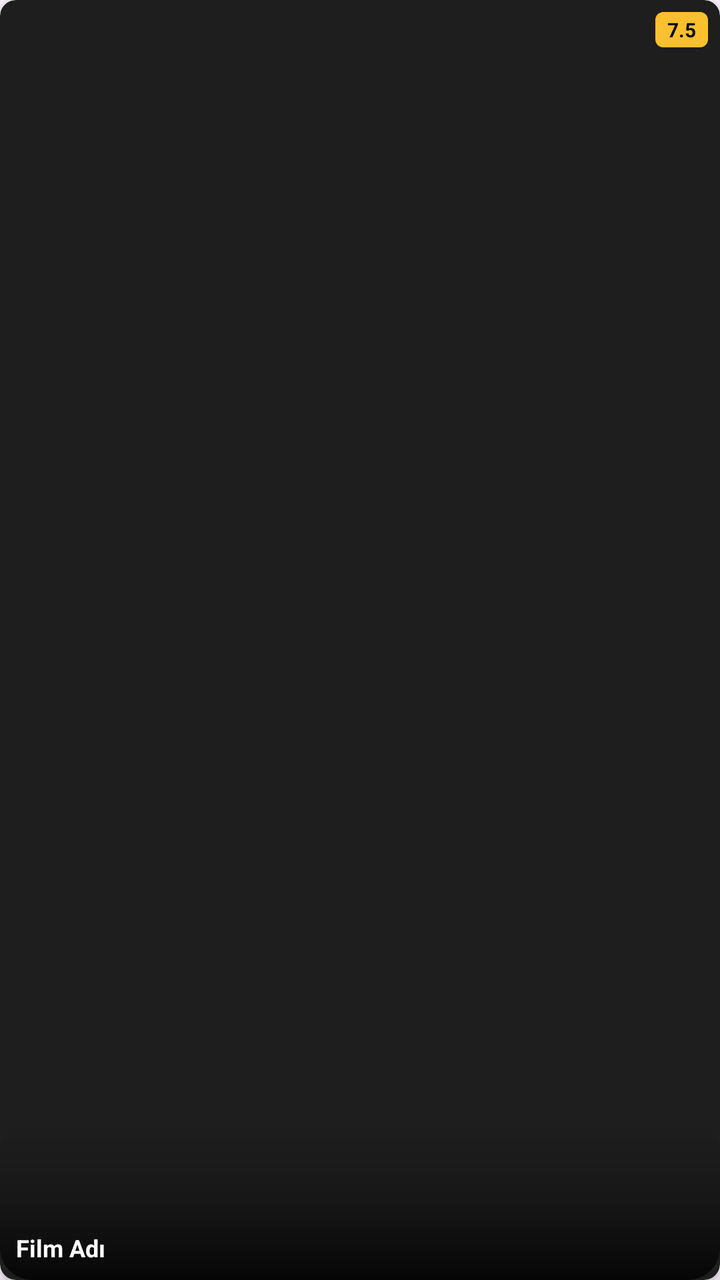
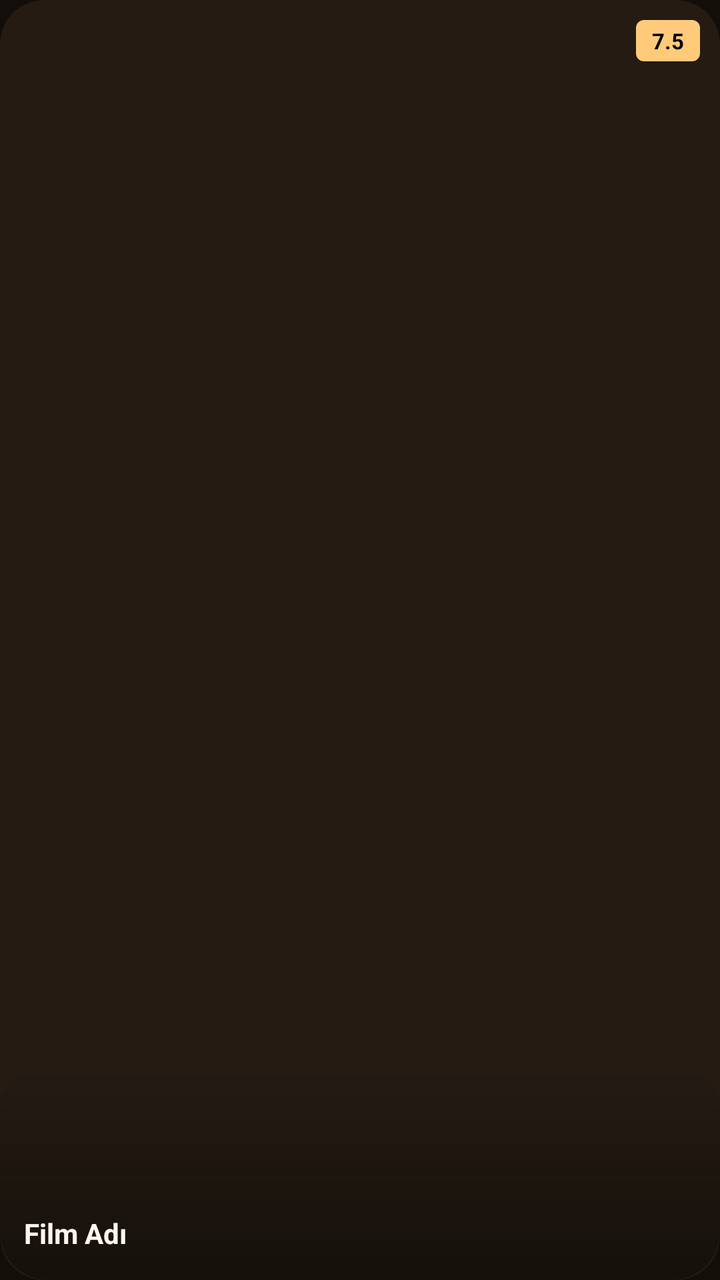

Screens rendered from an Android XML layout before and after an edit, with the pre-edit source and the edit as a unified diff.
<!-- AndroidManifest.xml: application theme Theme.UzunsIPTV -->
<!-- res/layout/item_vod.xml -->
<?xml version="1.0" encoding="utf-8"?>
<androidx.cardview.widget.CardView xmlns:android="http://schemas.android.com/apk/res/android"
    xmlns:app="http://schemas.android.com/apk/res-auto"
    android:layout_width="match_parent"
    android:layout_height="220dp"
    android:layout_margin="6dp"
    app:cardBackgroundColor="#1E1E1E"
    app:cardCornerRadius="8dp"
    app:cardElevation="4dp"
    android:clickable="true"
    android:focusable="true"
    android:foreground="@drawable/bg_universal_selector">
    <FrameLayout
        android:layout_width="match_parent"
        android:layout_height="match_parent">

        <ImageView
            android:id="@+id/imgPoster"
            android:layout_width="match_parent"
            android:layout_height="match_parent"
            android:src="@mipmap/ic_launcher"
            android:scaleType="centerCrop"/>

        <View
            android:layout_width="match_parent"
            android:layout_height="80dp"
            android:layout_gravity="bottom"
            android:background="@drawable/gradient_card_overlay"/>

        <TextView
            android:id="@+id/tvMovieName"
            android:layout_width="match_parent"
            android:layout_height="wrap_content"
            android:layout_gravity="bottom"
            android:padding="8dp"
            android:text="Film Adı"
            android:textColor="#FFFFFF"
            android:textSize="12sp"
            android:textStyle="bold"
            android:maxLines="2"
            android:ellipsize="end"/>

        <TextView
            android:id="@+id/tvRating"
            android:layout_width="wrap_content"
            android:layout_height="wrap_content"
            android:layout_gravity="top|end"
            android:layout_margin="6dp"
            android:background="@drawable/bg_live_badge"
            android:backgroundTint="#FBC02D"
            android:text="7.5"
            android:textColor="#000000"
            android:textSize="10sp"
            android:textStyle="bold"
            android:paddingHorizontal="6dp"
            android:paddingVertical="2dp"/>

    </FrameLayout>
</androidx.cardview.widget.CardView>
<!-- resources referenced by this layout -->
<resources>
  <!-- drawable bg_live_badge (drawable) -->
  <?xml version="1.0" encoding="utf-8"?>
  <shape xmlns:android="http://schemas.android.com/apk/res/android">
      <solid android:color="#D50000"/> <corners android:radius="4dp"/>
  </shape>
  <!-- drawable bg_universal_selector (drawable) -->
  <?xml version="1.0" encoding="utf-8"?>
  <selector xmlns:android="http://schemas.android.com/apk/res/android">
  
      <item android:state_focused="true">
          <shape android:shape="rectangle">
              <solid android:color="#15FFFFFF"/> <stroke android:width="2dp" android:color="#FFFFFF" /> <corners android:radius="12dp" />
          </shape>
      </item>
  
      <item android:state_pressed="true">
          <shape android:shape="rectangle">
              <solid android:color="#00000000"/> <stroke android:width="3dp" android:color="#03DAC5" /> <corners android:radius="12dp" />
          </shape>
      </item>
  
      <item>
          <shape android:shape="rectangle">
              <solid android:color="#00000000"/>
              <stroke android:width="0dp" android:color="#00000000" />
              <corners android:radius="12dp" />
          </shape>
      </item>
  </selector>
  <!-- drawable gradient_card_overlay (drawable) -->
  <?xml version="1.0" encoding="utf-8"?>
  <shape xmlns:android="http://schemas.android.com/apk/res/android">
      <gradient
          android:angle="90"
          android:startColor="#CC000000"
          android:centerColor="#40000000"
          android:endColor="#00000000"
          android:type="linear" />
      <corners android:radius="16dp"/>
  </shape>
  <style name="Theme.UzunsIPTV" parent="Base.Theme.UzunsIPTV" />
  <color name="ic_launcher_background">#0F0F0F</color>
  <!-- drawable ic_launcher_foreground (drawable) -->
  <?xml version="1.0" encoding="utf-8"?>
  <bitmap xmlns:android="http://schemas.android.com/apk/res/android"
      android:src="@drawable/ic_app_logo"
      android:gravity="center" />
  <style name="Base.Theme.UzunsIPTV" parent="Theme.Material3.DayNight.NoActionBar">
          
          
      </style>
  <!-- unchanged entries left out for length: 2 -->
</resources>

<!-- the commit's change to res/layout/item_vod.xml (unified diff, before → after) -->
@@ -2,11 +2,11 @@
 <androidx.cardview.widget.CardView xmlns:android="http://schemas.android.com/apk/res/android"
     xmlns:app="http://schemas.android.com/apk/res-auto"
     android:layout_width="match_parent"
-    android:layout_height="220dp"
-    android:layout_margin="6dp"
-    app:cardBackgroundColor="#1E1E1E"
-    app:cardCornerRadius="8dp"
-    app:cardElevation="4dp"
+    android:layout_height="248dp"
+    android:layout_margin="8dp"
+    app:cardBackgroundColor="@color/app_card"
+    app:cardCornerRadius="22dp"
+    app:cardElevation="0dp"
     android:clickable="true"
     android:focusable="true"
     android:foreground="@drawable/bg_universal_selector">
@@ -23,7 +23,7 @@
 
         <View
             android:layout_width="match_parent"
-            android:layout_height="80dp"
+            android:layout_height="110dp"
             android:layout_gravity="bottom"
             android:background="@drawable/gradient_card_overlay"/>
 
@@ -32,10 +32,12 @@
             android:layout_width="match_parent"
             android:layout_height="wrap_content"
             android:layout_gravity="bottom"
-            android:padding="8dp"
+            android:paddingHorizontal="12dp"
+            android:paddingTop="28dp"
+            android:paddingBottom="14dp"
             android:text="Film Adı"
-            android:textColor="#FFFFFF"
-            android:textSize="12sp"
+            android:textColor="@color/app_text_primary"
+            android:textSize="14sp"
             android:textStyle="bold"
             android:maxLines="2"
             android:ellipsize="end"/>
@@ -45,15 +47,15 @@
             android:layout_width="wrap_content"
             android:layout_height="wrap_content"
             android:layout_gravity="top|end"
-            android:layout_margin="6dp"
+            android:layout_margin="10dp"
             android:background="@drawable/bg_live_badge"
-            android:backgroundTint="#FBC02D"
+            android:backgroundTint="@color/app_accent_strong"
             android:text="7.5"
-            android:textColor="#000000"
-            android:textSize="10sp"
+            android:textColor="@color/login_button_text"
+            android:textSize="11sp"
             android:textStyle="bold"
-            android:paddingHorizontal="6dp"
-            android:paddingVertical="2dp"/>
+            android:paddingHorizontal="8dp"
+            android:paddingVertical="3dp"/>
 
     </FrameLayout>
 </androidx.cardview.widget.CardView>
<!-- resource entries referenced after the edit -->
@@ -1,5 +1,8 @@
 <!-- resources referenced by this layout -->
 <resources>
+  <color name="app_accent_strong">#FFCB7A</color>
+  <color name="app_card">#251B13</color>
+  <color name="app_text_primary">#FFF7ED</color>
   <!-- drawable bg_live_badge (drawable) -->
   <?xml version="1.0" encoding="utf-8"?>
   <shape xmlns:android="http://schemas.android.com/apk/res/android">
@@ -10,22 +13,38 @@
   <selector xmlns:android="http://schemas.android.com/apk/res/android">
   
       <item android:state_focused="true">
-          <shape android:shape="rectangle">
-              <solid android:color="#15FFFFFF"/> <stroke android:width="2dp" android:color="#FFFFFF" /> <corners android:radius="12dp" />
-          </shape>
+          <inset
+              android:insetLeft="1dp"
+              android:insetTop="1dp"
+              android:insetRight="1dp"
+              android:insetBottom="1dp">
+              <shape android:shape="rectangle">
+                  <solid android:color="#332A1E15"/>
+                  <stroke android:width="2dp" android:color="@color/app_focus" />
+                  <corners android:radius="24dp" />
+              </shape>
+          </inset>
       </item>
   
       <item android:state_pressed="true">
-          <shape android:shape="rectangle">
-              <solid android:color="#00000000"/> <stroke android:width="3dp" android:color="#03DAC5" /> <corners android:radius="12dp" />
-          </shape>
+          <inset
+              android:insetLeft="1dp"
+              android:insetTop="1dp"
+              android:insetRight="1dp"
+              android:insetBottom="1dp">
+              <shape android:shape="rectangle">
+                  <solid android:color="#332A1E15"/>
+                  <stroke android:width="2dp" android:color="@color/app_accent" />
+                  <corners android:radius="24dp" />
+              </shape>
+          </inset>
       </item>
   
       <item>
           <shape android:shape="rectangle">
               <solid android:color="#00000000"/>
               <stroke android:width="0dp" android:color="#00000000" />
-              <corners android:radius="12dp" />
+              <corners android:radius="24dp" />
           </shape>
       </item>
   </selector>
@@ -34,22 +53,41 @@
   <shape xmlns:android="http://schemas.android.com/apk/res/android">
       <gradient
           android:angle="90"
-          android:startColor="#CC000000"
-          android:centerColor="#40000000"
+          android:startColor="#E3130F0A"
+          android:centerColor="#7A130F0A"
           android:endColor="#00000000"
           android:type="linear" />
-      <corners android:radius="16dp"/>
+      <corners android:radius="24dp"/>
   </shape>
   <style name="Theme.UzunsIPTV" parent="Base.Theme.UzunsIPTV" />
-  <color name="ic_launcher_background">#0F0F0F</color>
+  <color name="app_focus">#FFF2D8</color>
+  <color name="app_accent">#E7B267</color>
+  <color name="ic_launcher_background">#130F0B</color>
   <!-- drawable ic_launcher_foreground (drawable) -->
   <?xml version="1.0" encoding="utf-8"?>
   <bitmap xmlns:android="http://schemas.android.com/apk/res/android"
       android:src="@drawable/ic_app_logo"
       android:gravity="center" />
   <style name="Base.Theme.UzunsIPTV" parent="Theme.Material3.DayNight.NoActionBar">
-          
-          
+          <item name="colorPrimary">@color/app_accent</item>
+          <item name="colorOnPrimary">@color/login_button_text</item>
+          <item name="colorSecondary">@color/app_accent_deep</item>
+          <item name="colorOnSecondary">@color/app_text_primary</item>
+          <item name="android:windowBackground">@color/app_bg</item>
+          <item name="android:statusBarColor">@android:color/transparent</item>
+          <item name="android:navigationBarColor">@color/app_bg</item>
+          <item name="android:windowLightStatusBar">false</item>
+          <item name="android:textColorPrimary">@color/app_text_primary</item>
+          <item name="android:textColorSecondary">@color/app_text_secondary</item>
+          <item name="materialCardViewStyle">@style/Uzuns.Card</item>
+      </style>
+  <color name="app_accent_deep">#B66A2C</color>
+  <color name="app_bg">#120E0A</color>
+  <color name="app_text_secondary">#D9C7B4</color>
+  <style name="Uzuns.Card" parent="Widget.Material3.CardView.Elevated">
+          <item name="cardBackgroundColor">@color/app_card</item>
+          <item name="cardCornerRadius">24dp</item>
+          <item name="cardElevation">0dp</item>
       </style>
   <!-- unchanged entries left out for length: 2 -->
 </resources>
